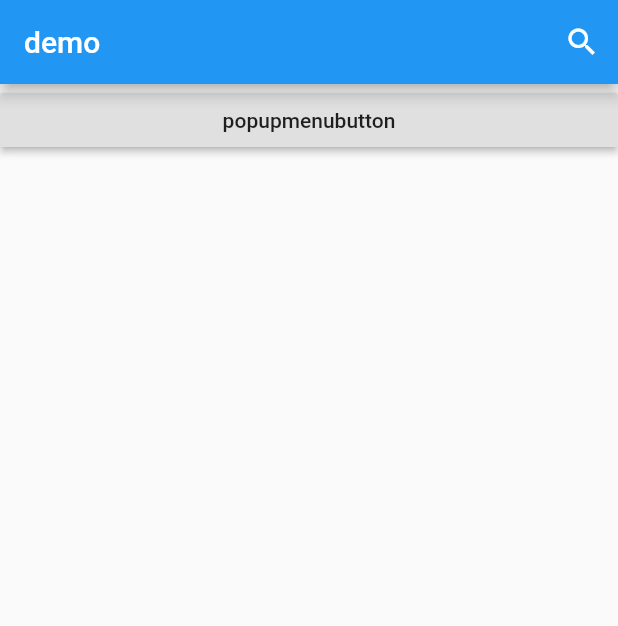
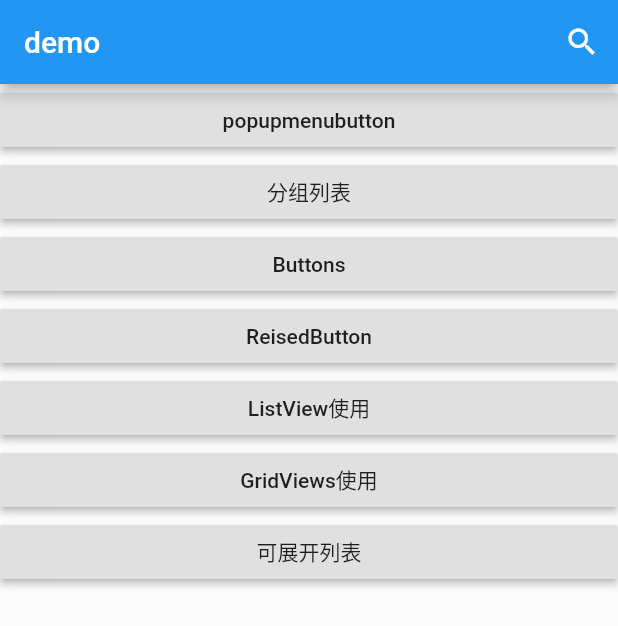
Before and after one commit to UUCheckNow/widget_demo, a Flutter app: the screen it shows after launch, on a phone screen of 412 x 824 dp. Shown: the top 626 px of the screen. Run offline on Flutter 3.47's test engine with Material 2 defaults, Android fonts, the phone set to English and light mode, and no system bars; missing offline and left inert: dart:ffi, flutter_webview_plugin.

Commit message:
提交项目

```diff
--- a/lib/listviews/listview_change.dart
+++ b/lib/listviews/listview_change.dart
@@ -14,7 +14,11 @@ class _ListViewChangeState extends State<ListViewChange> {
   ];
   @override
   Widget build(BuildContext context) {
-    return ListView(
+    return Scaffold(
+      appBar: AppBar(
+        title: Text("可展开列表"),
+      ),
+      body: ListView(
         children: [
           ListTile(
             leading: Icon(
@@ -109,6 +113,7 @@ class _ListViewChangeState extends State<ListViewChange> {
             },
           ),
         ],
+      ),
     );
   }
 }
--- a/lib/listviews/listview_use_image.dart
+++ b/lib/listviews/listview_use_image.dart
@@ -38,7 +38,11 @@ class ListViews extends StatelessWidget {
     //   children: _getData(),
     // );
 
-    return ListView.builder(
+    return Scaffold(
+      appBar: AppBar(
+        title: Text("listview使用"),
+      ),
+      body: ListView.builder(
         // 方案二：从listData中动态获取
         itemCount: listData.length,
         itemBuilder: (context, index) {
@@ -58,6 +62,7 @@ class ListViews extends StatelessWidget {
             },
           );
         },
+      ),
     );
   }
 }
--- a/lib/main.dart
+++ b/lib/main.dart
@@ -1,8 +1,14 @@
 import 'package:flutter/cupertino.dart';
 import 'package:flutter/material.dart';
+import 'package:widget_demo/search/group_list.dart';
 import 'package:widget_demo/search/search_page.dart';
 
+import 'buttons/buttons.dart';
 import 'buttons/popupmenubutton.dart';
+import 'buttons/reisedbutton.dart';
+import 'gridviews/gridview_goods.dart';
+import 'listviews/listview_change.dart';
+import 'listviews/listview_use_image.dart';
 
 void main() {
 //   debugPaintSizeEnabled = true;
@@ -21,6 +27,12 @@ class MyApp extends StatelessWidget {
       routes: {
         '/': (BuildContext context) => MainPage(),
         '/basicAppBarSample': (BuildContext context) => BasicAppBarSample(),
+        '/searchResultList': (BuildContext context) => SearchResultList(),
+        '/buttons': (BuildContext context) => Buttons(),
+        '/reisedButtons': (BuildContext context) => ReisedButtons(),
+        '/listViews': (BuildContext context) => ListViews(),
+        '/gridViews': (BuildContext context) => GridViews(),
+        '/listViewChange': (BuildContext context) => ListViewChange(),
         '/searchPage': (BuildContext context) => SearchPage(
               hideLeft: true,
             ),
@@ -51,6 +63,17 @@ class MainPage extends StatelessWidget {
         children: [
           buildButton(context,
               text: 'popupmenubutton', navigationName: '/basicAppBarSample'),
+          buildButton(context,
+              text: '分组列表', navigationName: '/searchResultList'),
+          buildButton(context, text: 'Buttons', navigationName: '/buttons'),
+          buildButton(context,
+              text: 'ReisedButton', navigationName: '/reisedButtons'),
+          buildButton(context,
+              text: 'ListView使用', navigationName: '/listViews'),
+          buildButton(context,
+              text: 'GridViews使用', navigationName: '/gridViews'),
+          buildButton(context,
+              text: '可展开列表', navigationName: '/listViewChange'),
         ],
       ),
     );
```
Also changed, not shown: lib/buttons/buttons.dart (+15 -4 lines), lib/gridviews/gridview_goods.dart (+7 -2 lines), lib/search/group_list.dart (added, +35 -0 lines), lib/search/group_list_detail.dart (added, +27 -0 lines), lib/sources/list_item.dart (added, +77 -0 lines). Lines whose indentation alone changed are shown as unchanged.
